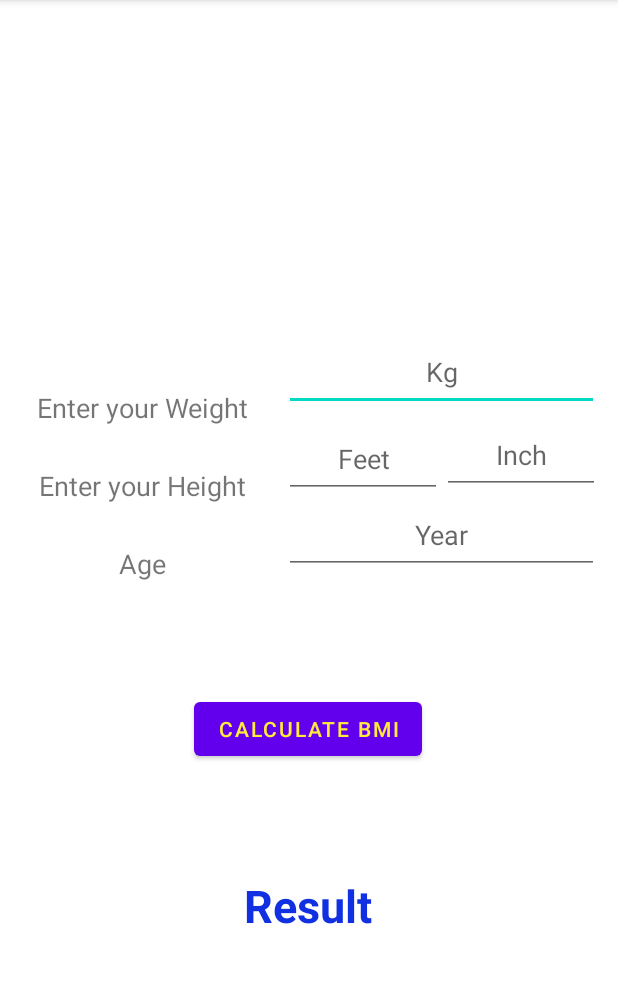
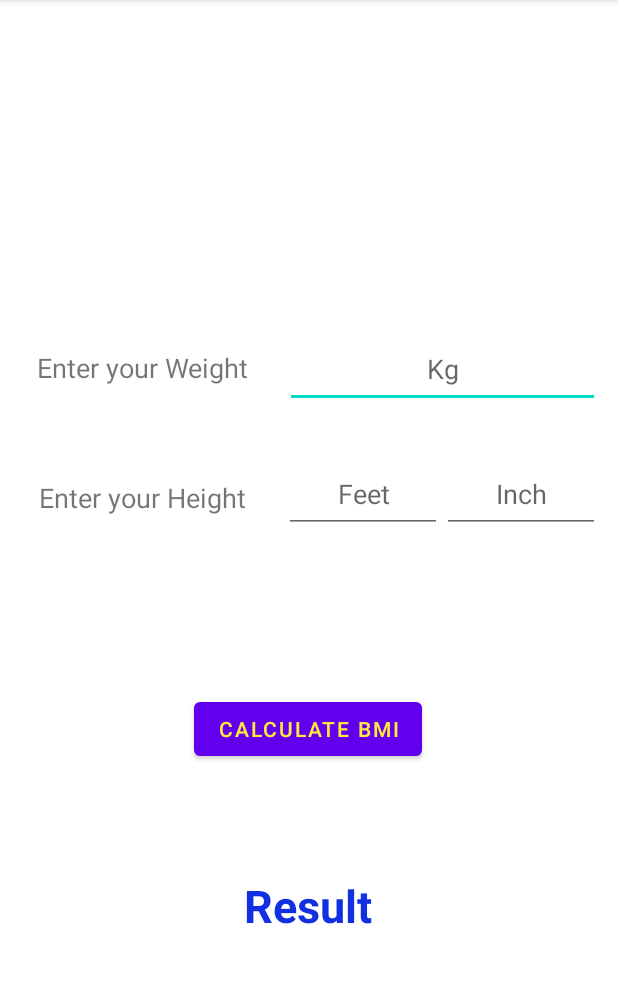
Before and after one commit to Shivam-Anand24/BMI-Calculator-Android-App, an Android app: the screen it shows after launch (MainActivity), on a phone screen of 412 x 824 dp, the part 84-1067 px from its top. Run offline under Robolectric (Android 15) with nearby library versions, the phone set to English and light mode, and no system bars.

Commit message:
Push One

```diff
--- a/app/src/main/java/com/example/bmicalci/MainActivity.java
+++ b/app/src/main/java/com/example/bmicalci/MainActivity.java
@@ -25,7 +25,7 @@ public class MainActivity extends AppCompatActivity {
         edtWeight =findViewById(R.id.weight);
         edtHeightFt=findViewById(R.id.heightFt);
         edtHeightIn=findViewById(R.id.heightIn);
-        edtAge=findViewById(R.id.age);
+
         calcBmi=findViewById(R.id.bmiButton);
         txtResult=findViewById(R.id.textResult);
         clmain=findViewById(R.id.clmain);
--- a/app/src/main/res/layout/activity_main.xml
+++ b/app/src/main/res/layout/activity_main.xml
@@ -19,10 +19,10 @@
         android:inputType="number"
         app:layout_constraintBottom_toBottomOf="parent"
         app:layout_constraintEnd_toEndOf="parent"
-        app:layout_constraintHorizontal_bias="0.0"
-        app:layout_constraintStart_toEndOf="@+id/textView2"
+        app:layout_constraintHorizontal_bias="0.94"
+        app:layout_constraintStart_toStartOf="parent"
         app:layout_constraintTop_toTopOf="parent"
-        app:layout_constraintVertical_bias="0.31" />
+        app:layout_constraintVertical_bias="0.307" />
 
     <EditText
         android:id="@+id/heightFt"
@@ -32,10 +32,13 @@
         android:gravity="center"
         android:hint="@string/heightFeet"
         android:inputType="number"
-        app:layout_constraintBottom_toTopOf="@+id/bmiButton"
-        app:layout_constraintStart_toEndOf="@+id/textView3"
-        app:layout_constraintTop_toBottomOf="@+id/weight"
-        app:layout_constraintVertical_bias="0.043" />
+        android:textAlignment="center"
+        app:layout_constraintBottom_toBottomOf="parent"
+        app:layout_constraintEnd_toEndOf="parent"
+        app:layout_constraintHorizontal_bias="0.617"
+        app:layout_constraintStart_toStartOf="@+id/textView3"
+        app:layout_constraintTop_toTopOf="parent"
+        app:layout_constraintVertical_bias="0.424" />
 
     <Button
         android:id="@+id/bmiButton"
@@ -71,17 +74,16 @@
         android:id="@+id/heightIn"
         android:layout_width="105dp"
         android:layout_height="52dp"
-        android:layout_marginEnd="12dp"
         android:ems="10"
         android:gravity="center"
         android:hint="@string/heightInches"
         android:inputType="number"
-        app:layout_constraintBottom_toTopOf="@+id/bmiButton"
+        app:layout_constraintBottom_toBottomOf="parent"
         app:layout_constraintEnd_toEndOf="parent"
-        app:layout_constraintHorizontal_bias="0.0"
-        app:layout_constraintStart_toEndOf="@+id/heightFt"
-        app:layout_constraintTop_toBottomOf="@+id/weight"
-        app:layout_constraintVertical_bias="0.026" />
+        app:layout_constraintHorizontal_bias="0.96"
+        app:layout_constraintStart_toStartOf="@+id/textView3"
+        app:layout_constraintTop_toTopOf="parent"
+        app:layout_constraintVertical_bias="0.424" />
 
     <TextView
         android:id="@+id/textView2"
@@ -89,13 +91,14 @@
         android:layout_height="52dp"
         android:gravity="center"
         android:text="Enter your Weight"
+        android:textAlignment="center"
         android:textSize="18sp"
-        app:layout_constraintBottom_toTopOf="@+id/textView3"
+        app:layout_constraintBottom_toBottomOf="parent"
         app:layout_constraintEnd_toEndOf="parent"
         app:layout_constraintHorizontal_bias="0.0"
         app:layout_constraintStart_toStartOf="parent"
         app:layout_constraintTop_toTopOf="parent"
-        app:layout_constraintVertical_bias="1.0" />
+        app:layout_constraintVertical_bias="0.306" />
 
     <TextView
         android:id="@+id/textView3"
@@ -104,43 +107,13 @@
         android:layout_marginBottom="112dp"
         android:gravity="center"
         android:text="Enter your Height"
-        android:textSize="18sp"
-        app:layout_constraintBottom_toTopOf="@+id/bmiButton"
-        app:layout_constraintEnd_toEndOf="parent"
-        app:layout_constraintHorizontal_bias="0.0"
-        app:layout_constraintStart_toStartOf="parent"
-        app:layout_constraintTop_toTopOf="parent"
-        app:layout_constraintVertical_bias="1.0" />
-
-    <TextView
-        android:id="@+id/textView4"
-        android:layout_width="189dp"
-        android:layout_height="52dp"
-        android:gravity="center"
-        android:text="Age"
+        android:textAlignment="center"
         android:textSize="18sp"
         app:layout_constraintBottom_toBottomOf="parent"
         app:layout_constraintEnd_toEndOf="parent"
         app:layout_constraintHorizontal_bias="0.0"
         app:layout_constraintStart_toStartOf="parent"
-        app:layout_constraintTop_toBottomOf="@+id/textView3"
-        app:layout_constraintVertical_bias="0.0" />
-
-    <EditText
-        android:id="@+id/age"
-        android:layout_width="210dp"
-        android:layout_height="52dp"
-        android:layout_marginTop="1dp"
-        android:layout_marginEnd="12dp"
-        android:ems="10"
-        android:gravity="center"
-        android:hint="Year"
-        android:inputType="number"
-        app:layout_constraintBottom_toTopOf="@+id/bmiButton"
-        app:layout_constraintEnd_toEndOf="parent"
-        app:layout_constraintHorizontal_bias="0.0"
-        app:layout_constraintStart_toEndOf="@+id/textView4"
-        app:layout_constraintTop_toBottomOf="@+id/heightIn"
-        app:layout_constraintVertical_bias="0.0" />
+        app:layout_constraintTop_toTopOf="parent"
+        app:layout_constraintVertical_bias="0.507" />
 
 </androidx.constraintlayout.widget.ConstraintLayout>
```
